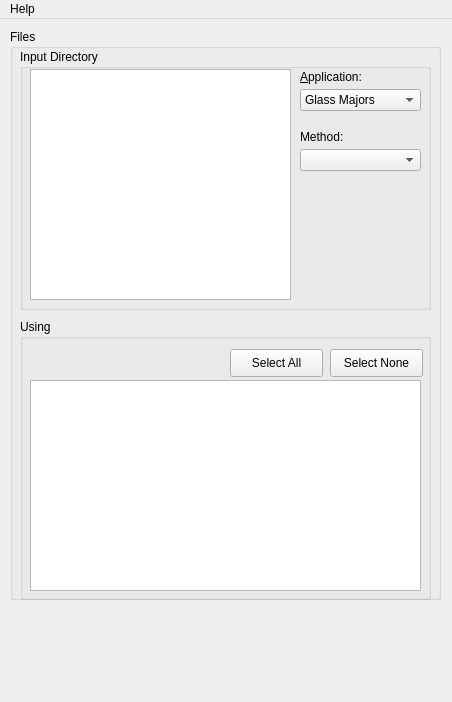
The window that xrfp/__ui__/main.ui (dylarm/xrf_parser) describes before a commit, drawn with Qt 5.
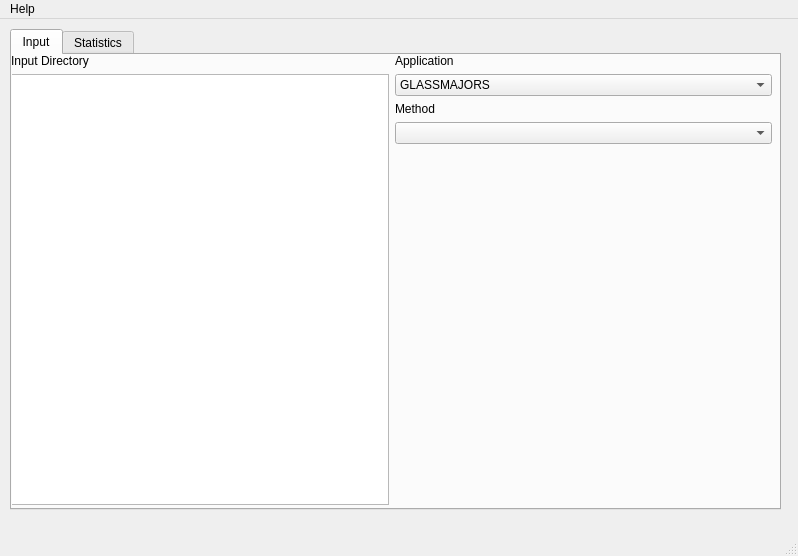
The same window after the commit.

Commit message: Start UI usage

Diff of the .ui file:
```diff
--- a/xrfp/__ui__/main.ui
+++ b/xrfp/__ui__/main.ui
@@ -6,16 +6,34 @@
    <rect>
     <x>0</x>
     <y>0</y>
-    <width>452</width>
-    <height>702</height>
+    <width>798</width>
+    <height>556</height>
    </rect>
   </property>
   <property name="sizePolicy">
-   <sizepolicy hsizetype="Fixed" vsizetype="Preferred">
+   <sizepolicy hsizetype="MinimumExpanding" vsizetype="MinimumExpanding">
     <horstretch>0</horstretch>
     <verstretch>0</verstretch>
    </sizepolicy>
   </property>
+  <property name="minimumSize">
+   <size>
+    <width>640</width>
+    <height>480</height>
+   </size>
+  </property>
+  <property name="sizeIncrement">
+   <size>
+    <width>10</width>
+    <height>10</height>
+   </size>
+  </property>
+  <property name="baseSize">
+   <size>
+    <width>640</width>
+    <height>480</height>
+   </size>
+  </property>
   <property name="windowTitle">
    <string>XRF Parser</string>
   </property>
@@ -23,177 +41,137 @@
    <bool>true</bool>
   </property>
   <widget class="QWidget" name="centralwidget">
-   <widget class="QGroupBox" name="boxFiles">
+   <widget class="QTabWidget" name="tabWidget">
     <property name="geometry">
      <rect>
       <x>10</x>
       <y>10</y>
-      <width>431</width>
-      <height>571</height>
+      <width>771</width>
+      <height>481</height>
      </rect>
     </property>
-    <property name="title">
-     <string>Files</string>
+    <property name="sizePolicy">
+     <sizepolicy hsizetype="Expanding" vsizetype="Expanding">
+      <horstretch>10</horstretch>
+      <verstretch>10</verstretch>
+     </sizepolicy>
     </property>
-    <widget class="QGroupBox" name="boxInputDir">
-     <property name="geometry">
-      <rect>
-       <x>10</x>
-       <y>20</y>
-       <width>411</width>
-       <height>261</height>
-      </rect>
-     </property>
-     <property name="title">
-      <string>Input Directory</string>
-     </property>
-     <widget class="QTreeView" name="treeFileDir">
+    <property name="minimumSize">
+     <size>
+      <width>771</width>
+      <height>481</height>
+     </size>
+    </property>
+    <property name="maximumSize">
+     <size>
+      <width>771</width>
+      <height>481</height>
+     </size>
+    </property>
+    <property name="sizeIncrement">
+     <size>
+      <width>0</width>
+      <height>0</height>
+     </size>
+    </property>
+    <property name="currentIndex">
+     <number>0</number>
+    </property>
+    <widget class="QWidget" name="tabInput">
+     <attribute name="title">
+      <string>Input</string>
+     </attribute>
+     <widget class="QWidget" name="gridLayoutWidget">
       <property name="geometry">
        <rect>
-        <x>10</x>
-        <y>20</y>
-        <width>261</width>
-        <height>231</height>
+        <x>-1</x>
+        <y>-1</y>
+        <width>761</width>
+        <height>451</height>
        </rect>
       </property>
-     </widget>
-     <widget class="QComboBox" name="applicationSelect">
-      <property name="geometry">
-       <rect>
-        <x>280</x>
-        <y>40</y>
-        <width>121</width>
-        <height>22</height>
-       </rect>
-      </property>
-      <property name="sizePolicy">
-       <sizepolicy hsizetype="MinimumExpanding" vsizetype="Fixed">
-        <horstretch>0</horstretch>
-        <verstretch>0</verstretch>
-       </sizepolicy>
-      </property>
-      <item>
-       <property name="text">
-        <string notr="true">Glass Majors</string>
-       </property>
-      </item>
-      <item>
-       <property name="text">
-        <string notr="true">GeoExploration</string>
-       </property>
-      </item>
-      <item>
-       <property name="text">
-        <string notr="true">GeoMining</string>
-       </property>
-      </item>
-     </widget>
-     <widget class="QLabel" name="applicationLabel">
-      <property name="geometry">
-       <rect>
-        <x>280</x>
-        <y>20</y>
-        <width>71</width>
-        <height>16</height>
-       </rect>
-      </property>
-      <property name="text">
-       <string>&amp;Application:</string>
-      </property>
-      <property name="buddy">
-       <cstring>applicationSelect</cstring>
-      </property>
-     </widget>
-     <widget class="QLabel" name="methodLabel">
-      <property name="geometry">
-       <rect>
-        <x>280</x>
-        <y>80</y>
-        <width>55</width>
-        <height>16</height>
-       </rect>
-      </property>
-      <property name="frameShape">
-       <enum>QFrame::NoFrame</enum>
-      </property>
-      <property name="text">
-       <string>Method:</string>
-      </property>
-      <property name="buddy">
-       <cstring>comboBox</cstring>
-      </property>
-     </widget>
-     <widget class="QComboBox" name="comboBox">
-      <property name="geometry">
-       <rect>
-        <x>280</x>
-        <y>100</y>
-        <width>121</width>
-        <height>22</height>
-       </rect>
-      </property>
+      <layout class="QGridLayout" name="gridLayout">
+       <item row="0" column="0">
+        <widget class="QLabel" name="lblInputDir">
+         <property name="text">
+          <string>Input Directory</string>
+         </property>
+         <property name="buddy">
+          <cstring>treeInputDir</cstring>
+         </property>
+        </widget>
+       </item>
+       <item row="4" column="1">
+        <widget class="QComboBox" name="comboBox_2"/>
+       </item>
+       <item row="3" column="1">
+        <widget class="QLabel" name="lblMethod">
+         <property name="text">
+          <string>Method</string>
+         </property>
+         <property name="buddy">
+          <cstring>comboBox_2</cstring>
+         </property>
+        </widget>
+       </item>
+       <item row="2" column="1">
+        <widget class="QComboBox" name="comboBox">
+         <property name="sizePolicy">
+          <sizepolicy hsizetype="Expanding" vsizetype="Fixed">
+           <horstretch>0</horstretch>
+           <verstretch>0</verstretch>
+          </sizepolicy>
+         </property>
+         <item>
+          <property name="text">
+           <string>GLASSMAJORS</string>
+          </property>
+         </item>
+         <item>
+          <property name="text">
+           <string>GeoExploration</string>
+          </property>
+         </item>
+         <item>
+          <property name="text">
+           <string>GeoMining</string>
+          </property>
+         </item>
+        </widget>
+       </item>
+       <item row="0" column="1">
+        <widget class="QLabel" name="lblApplication">
+         <property name="text">
+          <string>Application</string>
+         </property>
+         <property name="buddy">
+          <cstring>comboBox</cstring>
+         </property>
+        </widget>
+       </item>
+       <item row="5" column="1">
+        <spacer name="verticalSpacer_2">
+         <property name="orientation">
+          <enum>Qt::Vertical</enum>
+         </property>
+         <property name="sizeHint" stdset="0">
+          <size>
+           <width>20</width>
+           <height>40</height>
+          </size>
+         </property>
+        </spacer>
+       </item>
+       <item row="2" column="0" rowspan="4">
+        <widget class="QTreeView" name="treeInputDir"/>
+       </item>
+      </layout>
      </widget>
     </widget>
-    <widget class="QGroupBox" name="boxFilesUsing">
-     <property name="geometry">
-      <rect>
-       <x>10</x>
-       <y>290</y>
-       <width>411</width>
-       <height>281</height>
-      </rect>
-     </property>
-     <property name="title">
-      <string>Using</string>
-     </property>
-     <widget class="QListView" name="listFiles">
-      <property name="geometry">
-       <rect>
-        <x>10</x>
-        <y>61</y>
-        <width>391</width>
-        <height>211</height>
-       </rect>
-      </property>
-      <property name="autoFillBackground">
-       <bool>false</bool>
-      </property>
-      <property name="editTriggers">
-       <set>QAbstractItemView::SelectedClicked</set>
-      </property>
-      <property name="selectionMode">
-       <enum>QAbstractItemView::MultiSelection</enum>
-      </property>
-     </widget>
-     <widget class="QPushButton" name="buttonAll">
-      <property name="geometry">
-       <rect>
-        <x>210</x>
-        <y>30</y>
-        <width>93</width>
-        <height>28</height>
-       </rect>
-      </property>
-      <property name="text">
-       <string>Select All</string>
-      </property>
-     </widget>
-     <widget class="QPushButton" name="buttonNone">
-      <property name="geometry">
-       <rect>
-        <x>310</x>
-        <y>30</y>
-        <width>93</width>
-        <height>28</height>
-       </rect>
-      </property>
-      <property name="text">
-       <string>Select None</string>
-      </property>
-      <property name="checkable">
-       <bool>false</bool>
-      </property>
-     </widget>
+    <widget class="QWidget" name="tabStats">
+     <attribute name="title">
+      <string>Statistics</string>
+     </attribute>
     </widget>
    </widget>
   </widget>
@@ -202,7 +180,7 @@
     <rect>
      <x>0</x>
      <y>0</y>
-     <width>452</width>
+     <width>798</width>
      <height>26</height>
     </rect>
    </property>
@@ -214,6 +192,7 @@
    </widget>
    <addaction name="menuHelp"/>
   </widget>
+  <widget class="QStatusBar" name="statusbar"/>
   <action name="actionAbout">
    <property name="text">
     <string>About</string>
```
Left out of the diff: 48 changed lines with no effect on the pictures. The commit also changes 1 other file.
